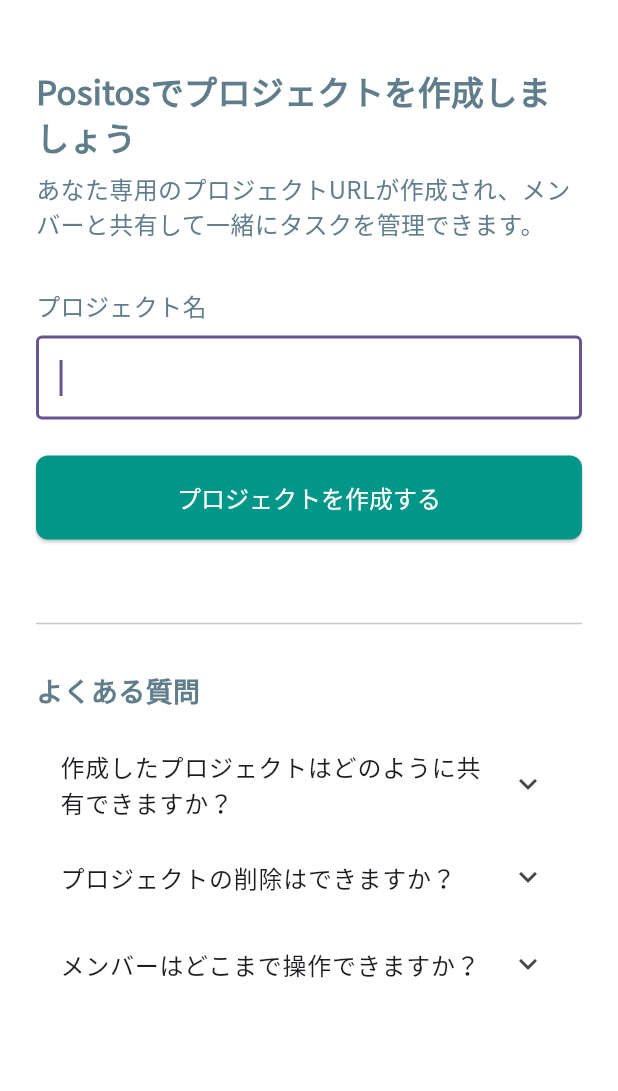
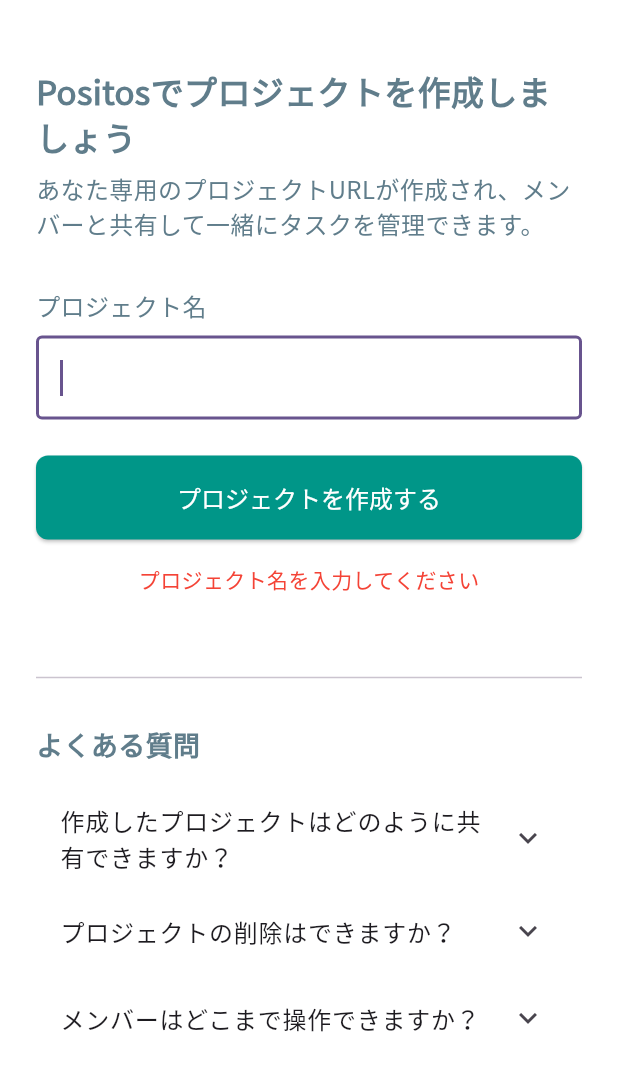
Before and after one commit to taira51/positos-frontend-app, a Flutter app: the CreateProjectPage screen opened by its route, after a tap on "プロジェクトを作成する", on a phone screen of 412 x 824 dp, the part 65-1156 px from its top. Run offline on Flutter 3.47's test engine with Material 3 defaults, Android fonts, the phone set to English and light mode, and no system bars; our stand-ins replace firebase_auth, firebase_core, flutter_riverpod; accounts and stored records are empty; generated files the repository leaves out were written again.

Commit message:
プロジェクト名の未入力チェック追加

```diff
--- a/lib/screens/create_project_page.dart
+++ b/lib/screens/create_project_page.dart
@@ -17,6 +17,9 @@
 class _CreateProjectPageState extends ConsumerState<CreateProjectPage> {
   // サービスクラス
   late final ProjectService projectService; // プロジェクト作成サービス
+
+  // エラーメッセージ
+  String errorMessage = '';
 
   // 入力フォーム
   final TextEditingController _projectNameInputController =
@@ -60,6 +63,15 @@
 
   Future<void> createProject() async {
     final String projectName = _projectNameInputController.text;
+
+    if (projectName.trim().isEmpty) {
+      // プロジェクト名の入力が無い場合、エラーメッセージを表示して終了
+      setState(() {
+        errorMessage = 'プロジェクト名を入力してください';
+      });
+
+      return;
+    }
 
     final project = Project(projectName: projectName);
     final response = await projectService.createProject(project);
@@ -118,6 +130,18 @@
                 child: const Text('プロジェクトを作成する'),
               ),
             ),
+            errorMessage.isNotEmpty
+                ? Padding(
+                    padding: EdgeInsets.only(top: 16),
+                    child: Align(
+                      alignment: Alignment.center,
+                      child: Text(
+                        errorMessage,
+                        style: const TextStyle(color: Colors.red, fontSize: 14),
+                      ),
+                    ),
+                  )
+                : const SizedBox(height: 20),
             const SizedBox(height: 48),
             const Divider(),
             const SizedBox(height: 24),
```
